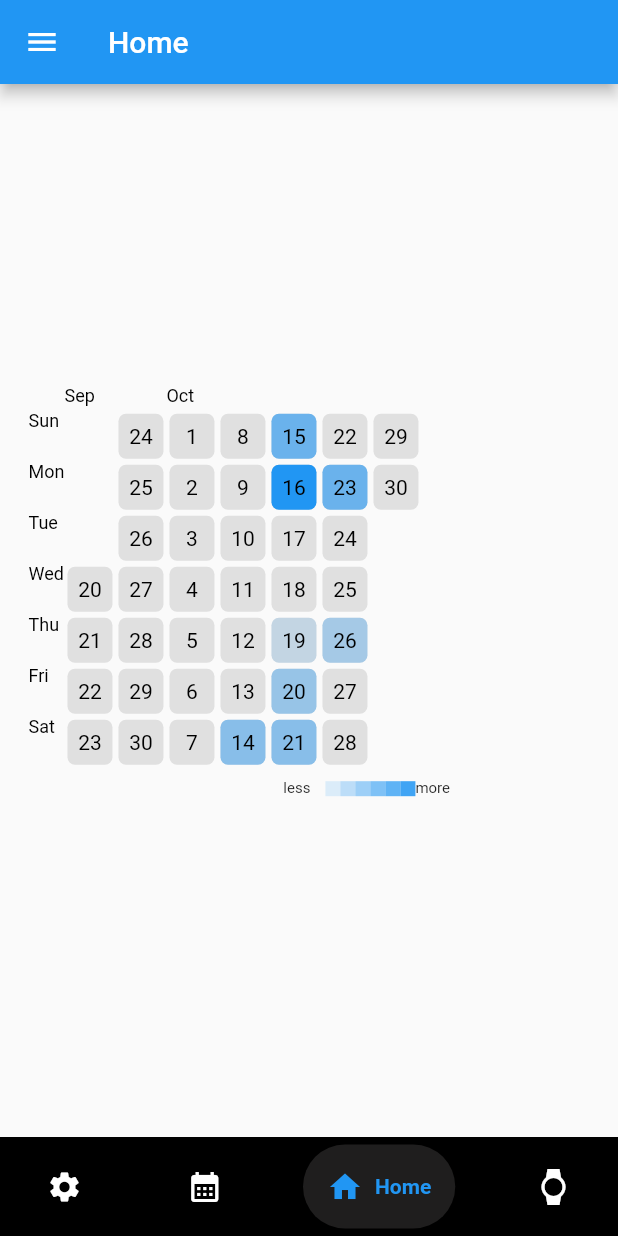
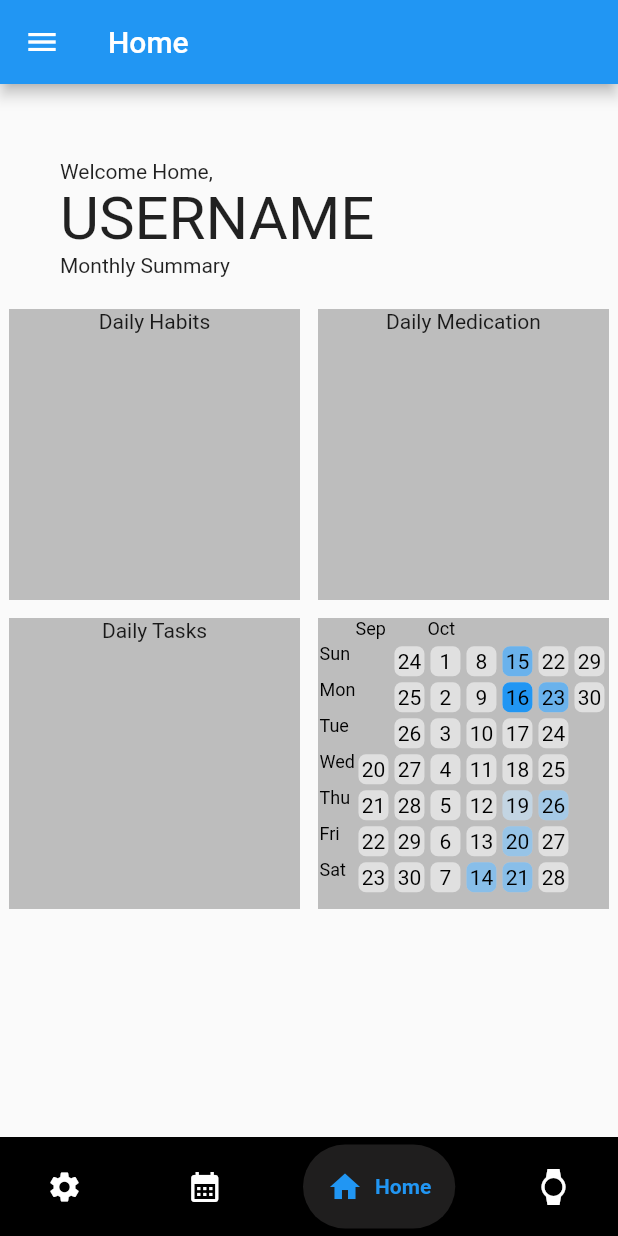
Before and after one commit to Lagrossa/COSC_4319, a Flutter app: the HomeScreen screen opened by its route, on a phone screen of 412 x 824 dp. Run offline on Flutter 3.47's test engine with Material 2 defaults, Android fonts, the phone set to English and light mode, and no system bars; drawn by our look-alikes of flutter_heatmap_calendar, google_nav_bar; our stand-ins replace firebase_auth, firebase_core, flutter_slidable, percent_indicator; accounts and stored records are empty.

Commit message:
Updated Home Screen

```diff
--- a/lib/Features/User_Auth/Presentation/Pages/habit_tracker.dart
+++ b/lib/Features/User_Auth/Presentation/Pages/habit_tracker.dart
@@ -167,7 +167,7 @@ class _HabitScreenState extends State<HabitScreen> {
                 backgroundColor: Color.fromARGB(255, 183, 216, 243),
                 progressColor: Colors.blue[700],
                 percent: percentCompleted,
-                lineHeight: 10,
+                lineHeight: 15,
               ),
             ),
           ),
--- a/lib/Features/User_Auth/Presentation/Pages/home_screen.dart
+++ b/lib/Features/User_Auth/Presentation/Pages/home_screen.dart
@@ -1,5 +1,6 @@
 import 'package:addvisor/components/drawer_nav.dart';
 import 'package:addvisor/components/habit_heat_map.dart';
+import 'package:addvisor/components/homeBoxes.dart';
 import 'package:flutter/material.dart';
 import 'package:google_nav_bar/google_nav_bar.dart';
 
@@ -13,11 +14,42 @@ class HomeScreen extends StatelessWidget {
         title: Text("Home"),
       ),
       drawer: DrawerNav(),
-      body: Column(
-        mainAxisAlignment: MainAxisAlignment.center,
-        children: [
-          Container(height: 300, width: 300, child: HabitHeatMap()),
-        ],
+      body: SafeArea(
+        child: Column(
+          crossAxisAlignment: CrossAxisAlignment.start,
+          mainAxisAlignment: MainAxisAlignment.center,
+          children: [
+            SizedBox(height: 50, width: 50),
+            Padding(
+              padding: EdgeInsets.symmetric(horizontal: 40),
+              child: Column(
+                crossAxisAlignment: CrossAxisAlignment.start,
+                children: [
+                  Text("Welcome Home,"),
+                  Text(
+                    "USERNAME",
+                    style: TextStyle(fontSize: 40),
+                  ),
+                ],
+              ),
+            ),
+            Padding(
+              padding: EdgeInsets.symmetric(horizontal: 40.0),
+              child: Text("Monthly Summary"),
+            ),
+            SizedBox(height: 15, width: 15),
+            Expanded(
+                child: GridView.builder(
+                    itemCount: 4,
+                    gridDelegate:
+                        const SliverGridDelegateWithFixedCrossAxisCount(
+                            crossAxisCount: 2),
+                    itemBuilder: (context, index) {
+                      return HomeBoxes(index: index);
+                    })),
+            //Container(height: 300, width: 300, child: HabitHeatMap()),
+          ],
+        ),
       ),
       bottomNavigationBar: Container(
         color: Colors.black,
--- a/lib/Features/User_Auth/Presentation/Pages/signUp_screen.dart
+++ b/lib/Features/User_Auth/Presentation/Pages/signUp_screen.dart
@@ -87,7 +87,7 @@ class _SignUpScreenState extends State<SignUpScreen> {
             Row(
               mainAxisAlignment: MainAxisAlignment.center,
               children: [
-                Text("Already have an account?"),
+                const Text("Already have an account?"),
                 const SizedBox(
                   width: 5,
                 ),
--- a/lib/components/habit_heat_map.dart
+++ b/lib/components/habit_heat_map.dart
@@ -18,13 +18,14 @@ class HabitHeatMap extends StatelessWidget {
         DateTime(2023, 10, 21): 6,
         DateTime(2023, 10, 19): 2,
         DateTime(2023, 10, 19): 2,
-        DateTime.now().subtract(Duration(days: 1)): 10, // Doesnt work?
+        DateTime.now().subtract(Duration(days: 1)): 10,
       },
-      size: 30,
+      size: 20,
       defaultColor: Colors.grey[300],
       startDate: DateTime.now().subtract(Duration(days: hMapLength)),
       endDate: DateTime.now(),
       colorMode: ColorMode.opacity,
+      showColorTip: false,
       showText: true,
       textColor: Colors.black,
       scrollable: true,
--- /dev/null
+++ b/lib/components/homeBoxes.dart
@@ -0,0 +1,36 @@
+import 'package:addvisor/components/habit_heat_map.dart';
+import 'package:flutter/material.dart';
+
+class HomeBoxes extends StatelessWidget {
+  final int index;
+
+  HomeBoxes({
+    required this.index,
+  });
+
+  List boxStuff = [
+    Container(
+      child: Column(
+        children: [Text("Daily Habits")],
+      ),
+    ),
+    Text("Daily Medication"),
+    Text("Daily Tasks"),
+    HabitHeatMap(),
+  ];
+
+  @override
+  Widget build(BuildContext context) {
+    return Padding(
+      padding: const EdgeInsets.all(6.0),
+      child: Container(
+        width: 300,
+        height: 300,
+        decoration: BoxDecoration(color: Colors.grey[400]),
+        child: Column(children: [
+          boxStuff[index],
+        ]),
+      ),
+    );
+  }
+}
```
Also changed, not shown: lib/Features/User_Auth/Presentation/Pages/trackers_directory.dart (+15 -13 lines).
